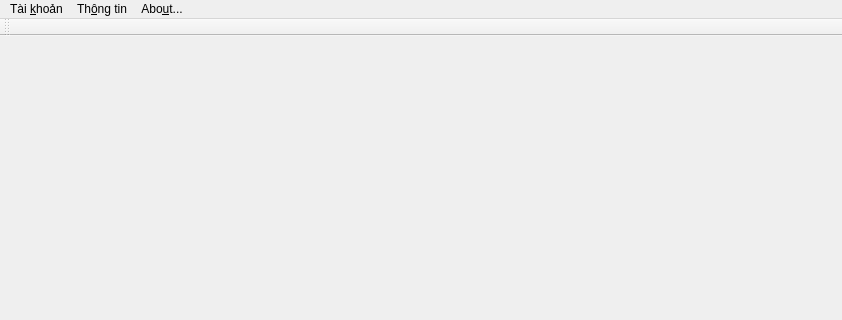
First picture: the form in mainwindow.ui, repository blackslender/LIBPRO, before the edit; both pictures show x 0 to 842 and y 0 to 320 of the 842 by 541 pixel window.
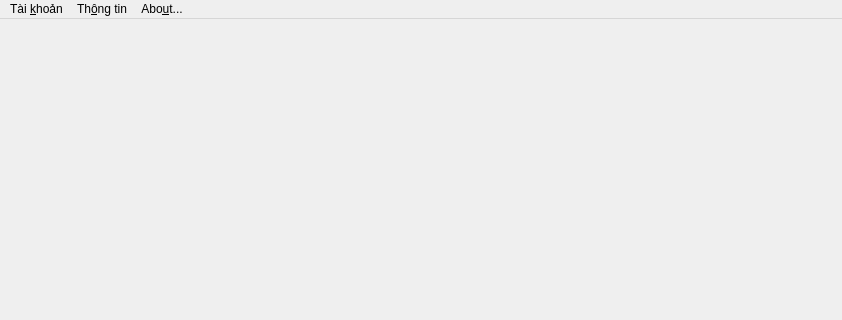
Second picture: the form after the edit.

```diff
--- a/mainwindow.ui
+++ b/mainwindow.ui
@@ -50,14 +50,6 @@
    <addaction name="menuTh_ng_tin"/>
    <addaction name="menuAbout"/>
   </widget>
-  <widget class="QToolBar" name="mainToolBar">
-   <attribute name="toolBarArea">
-    <enum>TopToolBarArea</enum>
-   </attribute>
-   <attribute name="toolBarBreak">
-    <bool>false</bool>
-   </attribute>
-  </widget>
   <widget class="QStatusBar" name="statusBar"/>
   <action name="actionLogin">
    <property name="text">
```
Left out of the diff: 2 changed lines with no effect on the pictures.
